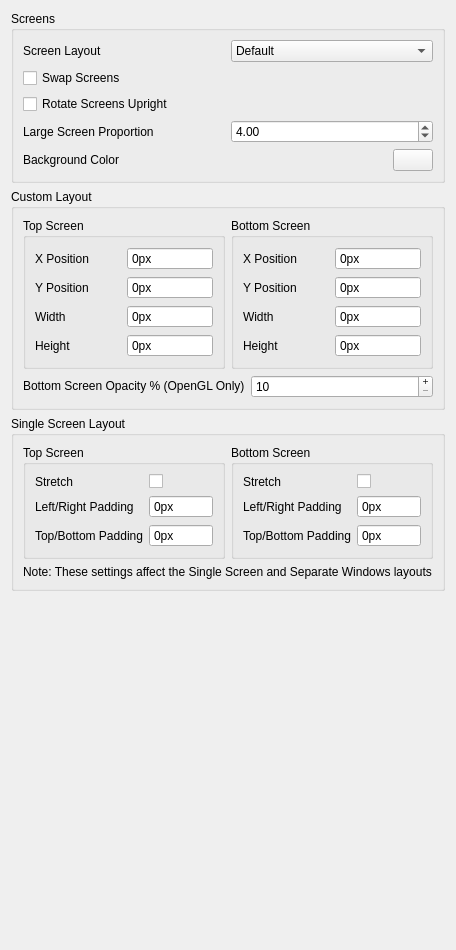
Above: src/citra_qt/configuration/configure_layout.ui from rtiangha/bravely-offline-citra before the change. Below: the same form after it.
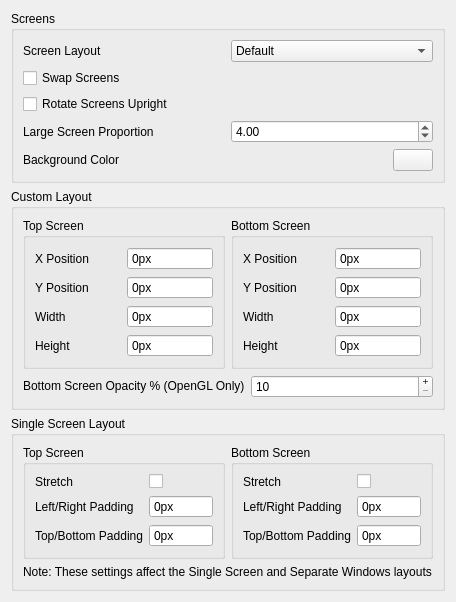
That is the form after the change.

Commit message: citra_qt: Tighten up some vertical tab dimensions

What changed in the file:
```diff
--- a/src/citra_qt/configuration/configure_layout.ui
+++ b/src/citra_qt/configuration/configure_layout.ui
@@ -7,7 +7,7 @@
     <x>0</x>
     <y>0</y>
     <width>440</width>
-    <height>950</height>
+    <height>500</height>
    </rect>
   </property>
   <property name="minimumSize">
```
The commit also changes 1 other file.
